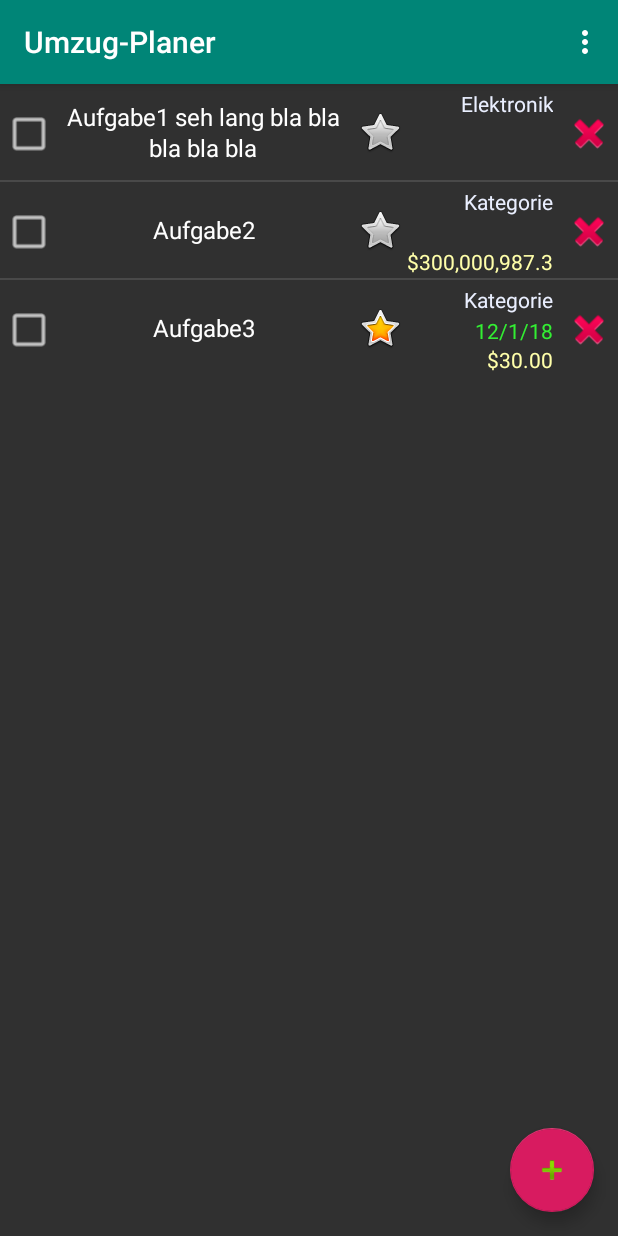
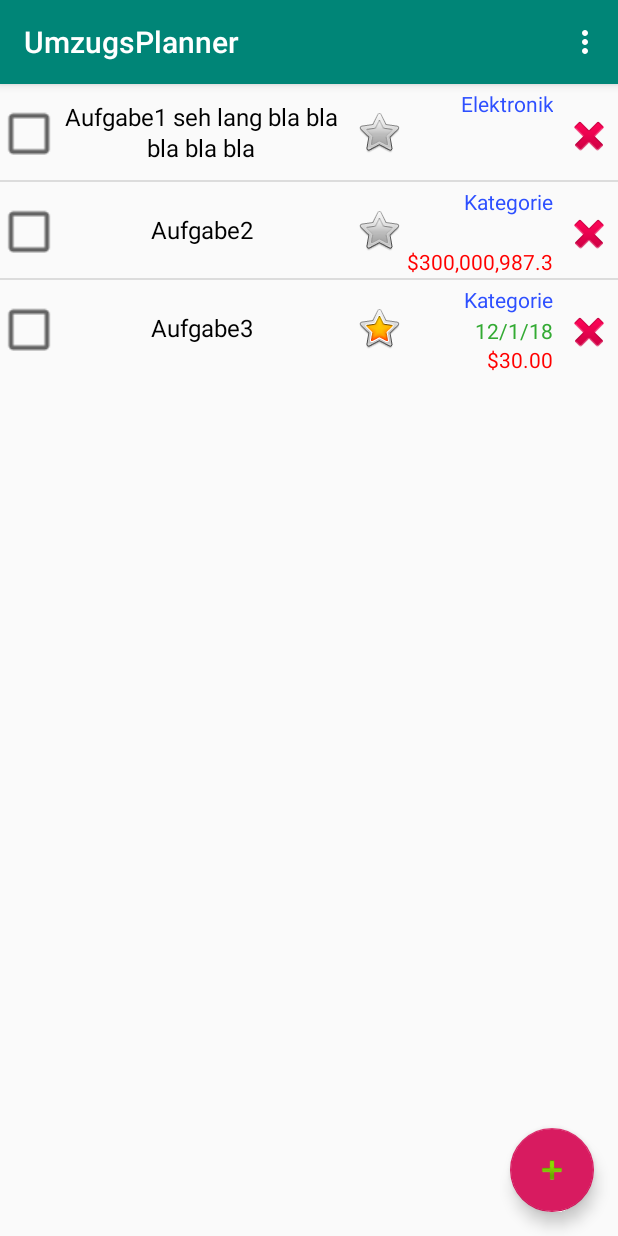
Before and after one commit to robertlange81/Umzugsplaner, an Android app: the screen it shows after launch (MainActivity), on a phone screen of 412 x 824 dp. Run offline under Robolectric (Android 15) with nearby library versions, the phone set to English and light mode, and no system bars.

Commit message:
Revert "Dunkler Versuch"
This reverts commit ca002ff45bef0c33e0e19e5e7560f45632403d3a.

```diff
--- a/app/src/main/AndroidManifest.xml
+++ b/app/src/main/AndroidManifest.xml
@@ -8,7 +8,7 @@
         android:label="@string/app_name"
         android:roundIcon="@mipmap/ic_launcher_round"
         android:supportsRtl="true"
-        android:theme="@style/AppTheme.NoActionBar">
+        android:theme="@style/AppTheme">
         <activity
             android:name=".MainActivity"
             android:label="@string/app_name"
--- a/app/src/main/res/layout/rowlayout.xml
+++ b/app/src/main/res/layout/rowlayout.xml
@@ -13,12 +13,12 @@
         android:layout_alignParentTop="true"
         android:layout_width="wrap_content"
         android:layout_height="match_parent"
-        android:layout_marginRight="4dip"
+        android:layout_marginRight="2dip"
         android:layout_marginTop="3dip"
         android:text=""
-        android:textAppearance="?android:attr/textAppearanceMedium"
-        android:scaleX="1.2"
-        android:scaleY="1.2"/>
+        android:textAppearance="?android:attr/textAppearanceLarge"
+        android:scaleX="1.5"
+        android:scaleY="1.5"/>
 
 
     <TableRow
@@ -41,7 +41,7 @@
             android:maxLines="2"
             android:lineSpacingExtra="2dp"
             android:textSize="16dp"
-            android:textColor="#ffffff" />
+            android:textColor="#000000" />
 
         <android.support.v7.widget.AppCompatImageView
             android:id="@+id/icon"
@@ -71,7 +71,7 @@
                 android:maxLines="1"
                 android:gravity="end"
                 android:layout_height="wrap_content"
-                android:textColor="#ffeaefff" />
+                android:textColor="#ff2d4fff" />
 
             <TextView android:id="@+id/termin"
                 android:layout_below="@id/typ"
@@ -83,7 +83,7 @@
                 android:maxLines="1"
                 android:gravity="end"
                 android:layout_height="wrap_content"
-                android:textColor="#ff33ee33" />
+                android:textColor="#ff33aa33" />
 
             <TextView android:id="@+id/kosten"
                 android:text="@string/platzhalter_kosten"
@@ -96,7 +96,7 @@
                 android:layout_marginRight="1dip"
                 android:layout_width="match_parent"
                 android:layout_height="wrap_content"
-                android:textColor="#ffffaa" />
+                android:textColor="#ffff0000" />
         </RelativeLayout>
 
         <android.support.v7.widget.AppCompatImageView
@@ -104,10 +104,13 @@
             android:layout_width="wrap_content"
             android:layout_height="match_parent"
             android:layout_marginLeft="3dip"
-            android:layout_marginTop="2dip"
+            android:layout_marginTop="5dip"
             android:layout_toRightOf="@id/table"
             android:adjustViewBounds="false"
             app:srcCompat="@android:drawable/ic_delete" />
 
     </TableRow>
+
+
+
 </RelativeLayout>
--- a/app/src/main/res/values/strings.xml
+++ b/app/src/main/res/values/strings.xml
@@ -1,5 +1,5 @@
 <resources>
-    <string name="app_name">Umzug-Planer</string>
+    <string name="app_name">UmzugsPlanner</string>
     <string name="einstellungen">Einstellungen</string>
     <string name="platzhalter_name">Aufgabe Aufgabe Aufgabe Aufgabe Aufgabe</string>
     <string name="platzhalter_beschreibung">Beschreibung</string>
--- a/app/src/main/res/values/styles.xml
+++ b/app/src/main/res/values/styles.xml
@@ -1,7 +1,7 @@
 <resources>
 
     <!-- Base application theme. -->
-    <style name="AppTheme" parent="Theme.AppCompat.NoActionBar">
+    <style name="AppTheme" parent="Theme.AppCompat.Light.DarkActionBar">
         <!-- Customize your theme here. -->
         <item name="colorPrimary">@color/colorPrimary</item>
         <item name="colorPrimaryDark">@color/colorPrimaryDark</item>
```
Also changed, not shown: 1 other file.
